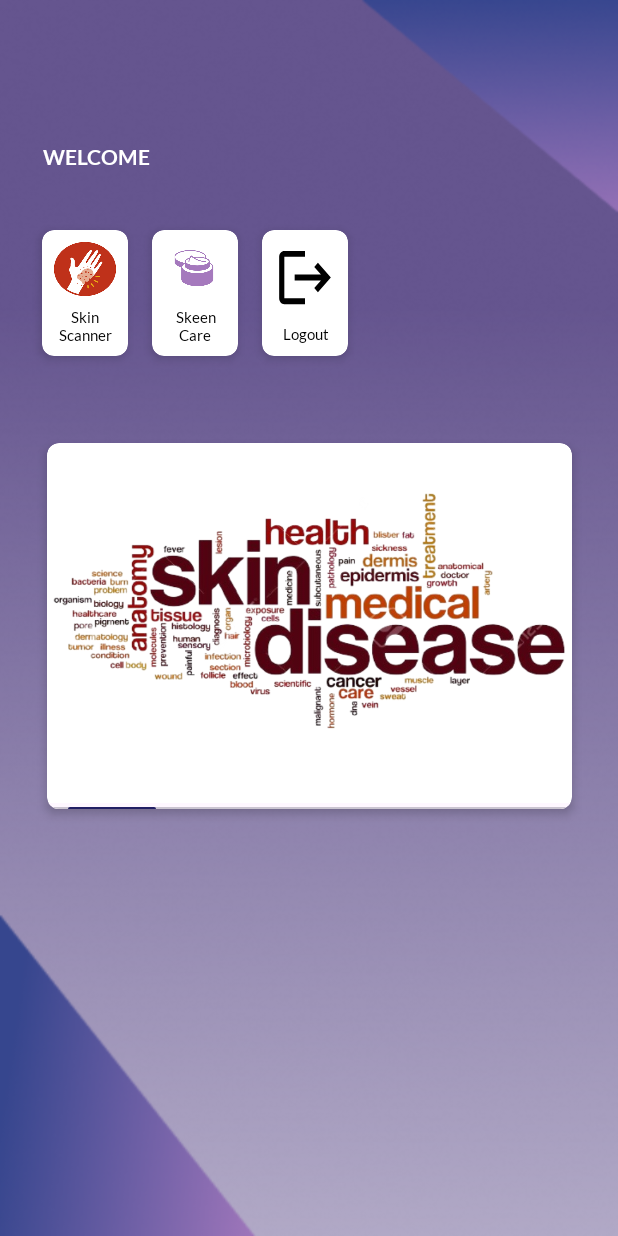
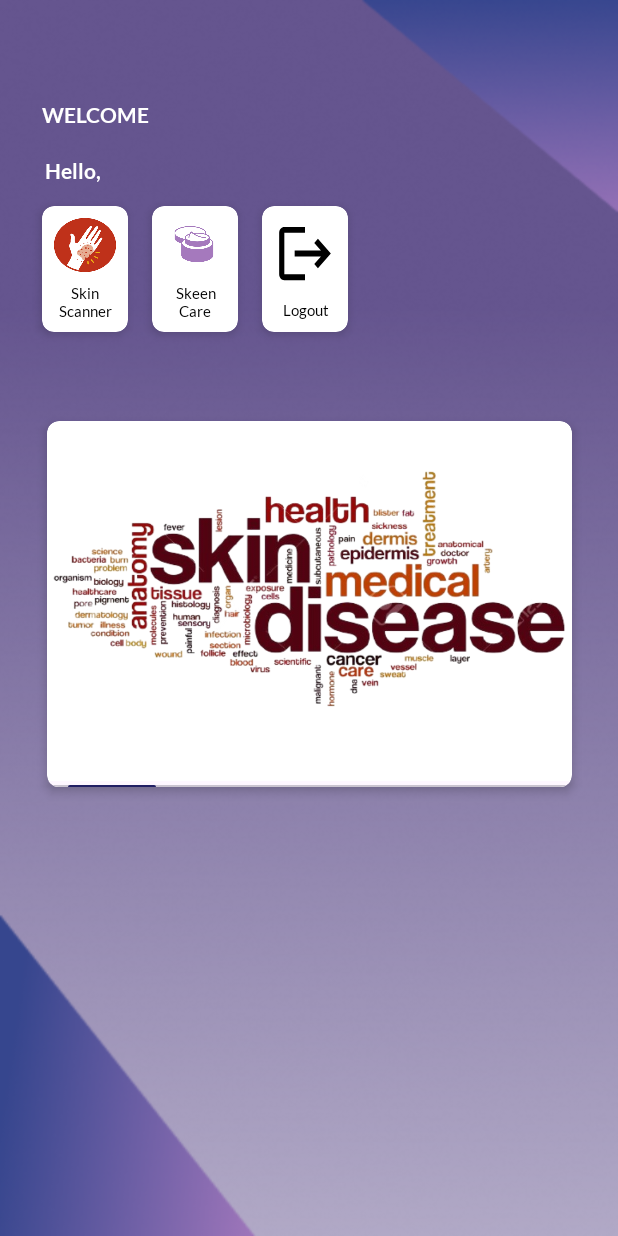
Before and after one commit to EverdD/SKeen, an Android app: the screen it shows after launch once a user with an empty profile is signed in (MainActivity), on a phone screen of 412 x 824 dp. Run offline under Robolectric (Android 15) with nearby library versions, the phone set to English and light mode, and no system bars; our stand-ins replace Firebase (no records; nobody signed in at launch, a user with empty details on screens opened directly).

Commit message:
update layout

```diff
--- a/app/src/main/res/layout/activity_main.xml
+++ b/app/src/main/res/layout/activity_main.xml
@@ -13,26 +13,39 @@
         android:id="@+id/textView"
         android:layout_width="wrap_content"
         android:layout_height="wrap_content"
-        android:layout_marginTop="96dp"
+        android:layout_marginTop="68dp"
         android:fontFamily="@font/lato_bold"
         android:text="WELCOME"
         android:textColor="@color/white"
         app:layout_constraintEnd_toEndOf="parent"
-        app:layout_constraintHorizontal_bias="0.085"
+        app:layout_constraintHorizontal_bias="0.082"
         app:layout_constraintStart_toStartOf="parent"
         app:layout_constraintTop_toTopOf="parent" />
+
+    <TextView
+        android:id="@+id/tv_greeting"
+        android:layout_width="wrap_content"
+        android:layout_height="wrap_content"
+        android:layout_marginTop="20dp"
+        android:fontFamily="@font/lato_bold"
+        android:text="Hello, "
+        android:textColor="@color/white"
+        app:layout_constraintEnd_toEndOf="@+id/textView"
+        app:layout_constraintHorizontal_bias="0.062"
+        app:layout_constraintStart_toStartOf="@+id/textView"
+        app:layout_constraintTop_toBottomOf="@+id/textView" />
 
     <TextView
         android:id="@+id/tv_user"
         android:layout_width="wrap_content"
         android:layout_height="wrap_content"
-        android:layout_marginTop="8dp"
+        android:layout_marginTop="20dp"
         android:fontFamily="@font/lato_regular"
         android:text="email@bangkit.com"
         android:textColor="@color/white"
         app:layout_constraintEnd_toEndOf="@+id/textView"
         app:layout_constraintHorizontal_bias="0.0"
-        app:layout_constraintStart_toStartOf="@+id/textView"
+        app:layout_constraintStart_toEndOf="@+id/tv_greeting"
         app:layout_constraintTop_toBottomOf="@+id/textView" />
 
     <androidx.cardview.widget.CardView
```
